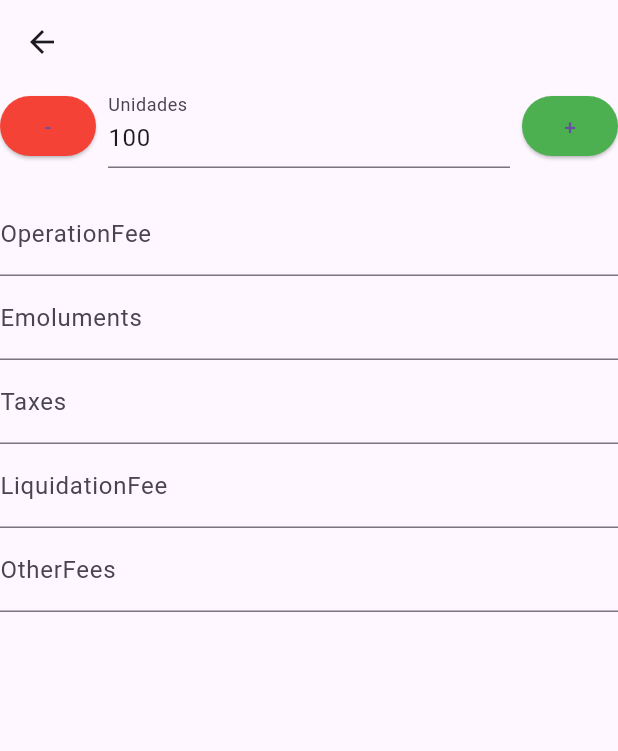
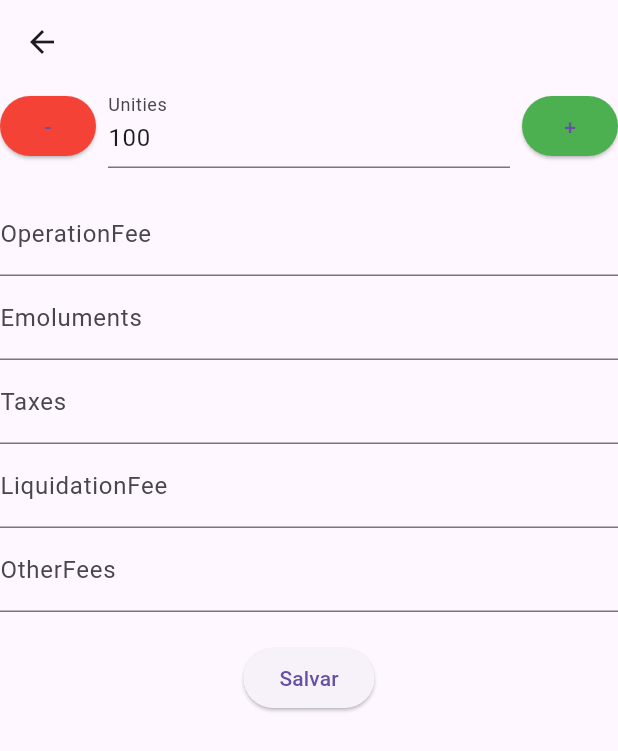
Before and after one commit to Richsan/invest-manager, a Flutter app: the _StockOperationScreen screen opened directly with empty values, on a phone screen of 412 x 824 dp. Shown: the top 751 px of the screen. Run offline on Flutter 3.47's test engine with Material 3 defaults, Android fonts, the light colour scheme and no system bars; our stand-ins replace bloc, equatable, flutter_bloc.

Commit message:
Adding NumberFormField Widget

```diff
--- a/lib/repository/stock_operation.dart
+++ b/lib/repository/stock_operation.dart
@@ -2,10 +2,11 @@ import 'package:invest_manager/models/stock_operation.dart';
 
 final List<StockOperation> _db = [];
 
-void save(StockOperation operation) {
-  _db.add(operation);
+Future<void> save(StockOperation operation) {
+  return Future.delayed(const Duration(seconds: 1))
+      .then((value) => _db.add(operation));
 }
 
-List<StockOperation> getAll() {
-  return _db;
+Future<List<StockOperation>> getAll() {
+  return Future.delayed(const Duration(seconds: 1)).then((value) => _db);
 }
--- a/lib/screens/stock.dart
+++ b/lib/screens/stock.dart
@@ -38,13 +38,30 @@ class StockSellScreen extends StatelessWidget {
 }
 
 class _StockOperationScreen extends StatelessWidget {
-  const _StockOperationScreen({
+  _StockOperationScreen({
     required this.company,
     required this.title,
-  });
+  })  : unities = IntegerCounterField(
+          initialValue: BigInt.from(100),
+          stepValue: BigInt.from(100),
+          allowNegative: false,
+          allowZero: false,
+          labelText: 'Unities',
+        ),
+        operationFee = NumberFormField(labelText: 'OperationFee'),
+        emoluments = NumberFormField(labelText: 'Emoluments'),
+        taxes = NumberFormField(labelText: 'Taxes'),
+        liquidationFee = NumberFormField(labelText: 'LiquidationFee'),
+        otherFees = NumberFormField(labelText: 'OtherFees');
 
   final Company company;
   final String title;
+  final IntegerCounterField unities;
+  final NumberFormField operationFee;
+  final NumberFormField emoluments;
+  final NumberFormField taxes;
+  final NumberFormField liquidationFee;
+  final NumberFormField otherFees;
 
   @override
   Widget build(BuildContext context) {
@@ -56,47 +73,25 @@ class _StockOperationScreen extends StatelessWidget {
       body: SingleChildScrollView(
         child: Column(
           children: [
-            IntegerCounterField(
-              initialValue: BigInt.from(100),
-              stepValue: BigInt.from(100),
-              allowNegative: false,
-              allowZero: false,
-            ),
+            unities,
             SizedBox(height: 16),
-            TextFormField(
-              decoration: const InputDecoration(
-                labelText: 'OperationFee',
-              ),
-              inputFormatters: [FilteringTextInputFormatter.digitsOnly],
-              keyboardType: TextInputType.number,
-            ),
-            TextFormField(
-              decoration: const InputDecoration(
-                labelText: 'Emoluments',
-              ),
-              inputFormatters: [FilteringTextInputFormatter.digitsOnly],
-              keyboardType: TextInputType.number,
-            ),
-            TextFormField(
-              decoration: const InputDecoration(
-                labelText: 'Taxes',
-              ),
-              inputFormatters: [FilteringTextInputFormatter.digitsOnly],
-              keyboardType: TextInputType.number,
-            ),
-            TextFormField(
-              decoration: const InputDecoration(
-                labelText: 'LiquidationFee',
-              ),
-              inputFormatters: [FilteringTextInputFormatter.digitsOnly],
-              keyboardType: TextInputType.number,
-            ),
-            TextFormField(
-              decoration: const InputDecoration(
-                labelText: 'OtherFees',
-              ),
-              inputFormatters: [FilteringTextInputFormatter.digitsOnly],
-              keyboardType: TextInputType.number,
+            operationFee,
+            emoluments,
+            taxes,
+            liquidationFee,
+            otherFees,
+            SizedBox(height: 20),
+            ElevatedButton(
+              onPressed: (() => print({
+                    'OperationFee': operationFee.currentValue,
+                    'counter': unities.currentValue,
+                    'emoluments': emoluments.currentValue,
+                    'taxes': taxes.currentValue,
+                    'liquidationFee': liquidationFee.currentValue,
+                    'otherFees': otherFees.currentValue,
+                  })),
+              style: ElevatedButton.styleFrom(),
+              child: Text('Salvar'),
             ),
           ],
         ),
--- a/lib/widgets/input.dart
+++ b/lib/widgets/input.dart
@@ -77,6 +77,46 @@ class _CounterCubit extends Cubit<_CounterFieldState> {
       _CounterFieldState(value: initialValue ?? BigInt.zero, rebuild: true));
 }
 
+class _NumberCubit extends Cubit<BigInt?> {
+  _NumberCubit() : super(null);
+
+  void change(BigInt? value) => emit(value);
+}
+
+class NumberFormField extends StatelessWidget {
+  NumberFormField({
+    Key? key,
+    required this.labelText,
+  })  : _numberCubit = _NumberCubit(),
+        super(key: key);
+
+  final String labelText;
+  final _NumberCubit _numberCubit;
+  BigInt? get currentValue => _numberCubit.state;
+
+  @override
+  Widget build(BuildContext context) {
+    return BlocBuilder<_NumberCubit, BigInt?>(
+      bloc: _numberCubit,
+      builder: (context, state) => TextFormField(
+        onChanged: (value) {
+          if (value.isEmpty) {
+            _numberCubit.change(null);
+          } else {
+            _numberCubit.change(BigInt.parse(value));
+          }
+        },
+        initialValue: state?.toString() ?? '',
+        decoration: InputDecoration(
+          labelText: labelText,
+        ),
+        inputFormatters: [FilteringTextInputFormatter.digitsOnly],
+        keyboardType: TextInputType.number,
+      ),
+    );
+  }
+}
+
 class IntegerCounterField extends StatelessWidget {
   IntegerCounterField({
     super.key,
@@ -84,6 +124,7 @@ class IntegerCounterField extends StatelessWidget {
     this.stepValue,
     this.allowNegative = true,
     this.allowZero = true,
+    required this.labelText,
   }) : _counterCubit = _CounterCubit(
           initialValue: initialValue,
           stepValue: stepValue,
@@ -96,6 +137,7 @@ class IntegerCounterField extends StatelessWidget {
   final bool allowNegative;
   final bool allowZero;
   final _CounterCubit _counterCubit;
+  final String labelText;
 
   BigInt get currentValue => _counterCubit.state.value;
 
@@ -128,8 +170,8 @@ class IntegerCounterField extends StatelessWidget {
                     _counterCubit.rebuild();
                   }
                 },
-                decoration: const InputDecoration(
-                  labelText: 'Unidades',
+                decoration: InputDecoration(
+                  labelText: labelText,
                 ),
                 inputFormatters: [FilteringTextInputFormatter.digitsOnly],
                 keyboardType: TextInputType.number,
```
